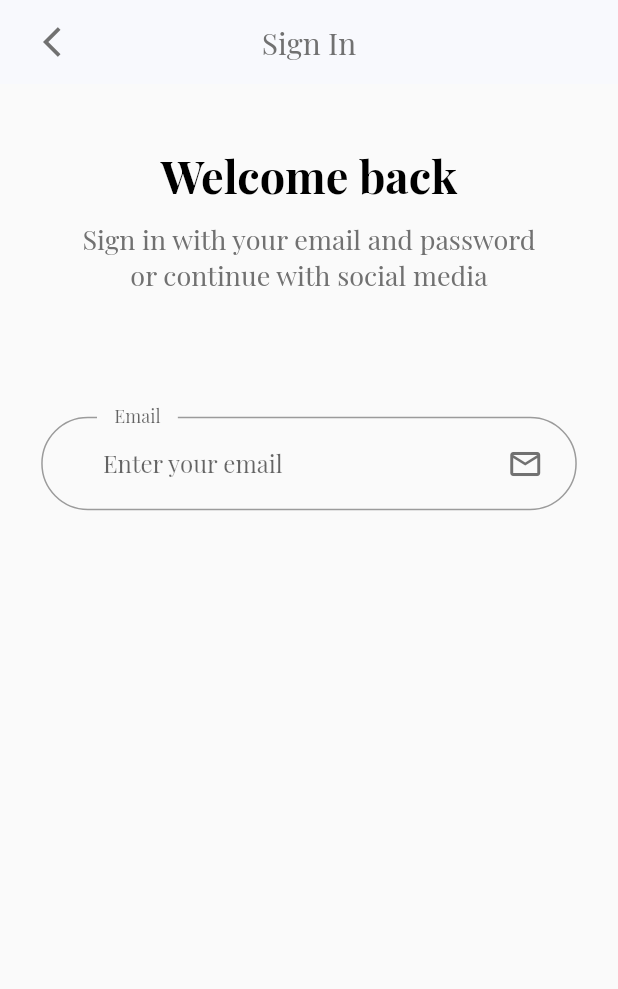
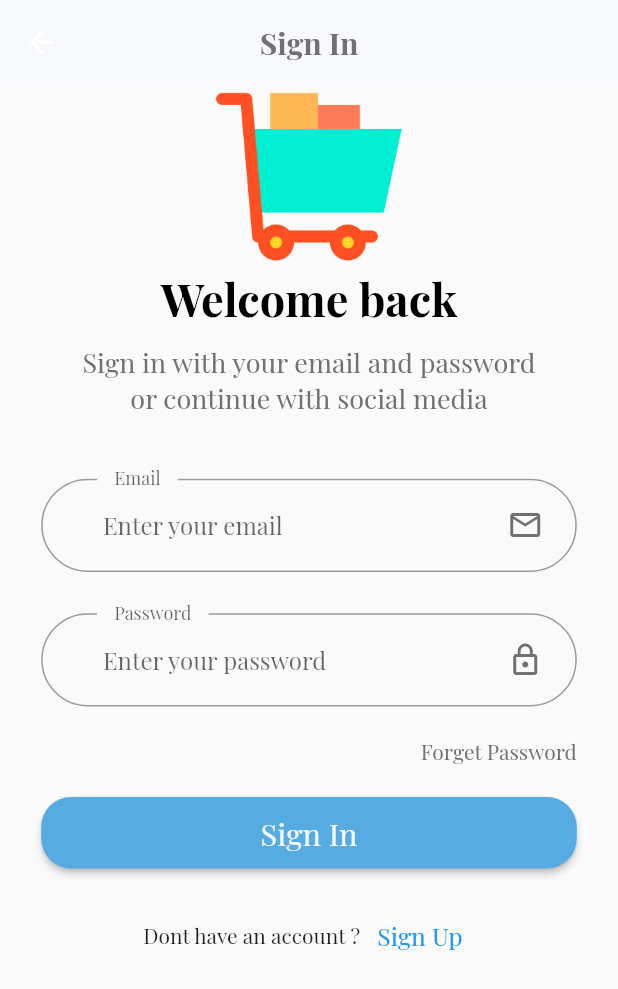
Before and after one commit to BrahimTuijine/e_comm_delevery_app, a Flutter app: the LoginPage screen opened by its route, on a phone screen of 412 x 824 dp. Shown: the top 989 px of the screen. Run offline on Flutter 3.47's test engine with Material 2 defaults, Android fonts, the phone set to English and light mode, and no system bars; our stand-ins replace get, shared_preferences; accounts and stored records are empty; project files that could hold a hidden picture were left out.

Commit message:
login page ui done

```diff
--- a/lib/controller/onboarding_controller.dart
+++ b/lib/controller/onboarding_controller.dart
@@ -19,6 +19,7 @@ class OnboardingControllerImp extends OnboardingController {
     }
   }
 
+
   @override
   onPageChange(int index) {
     currentIndex.value = index;
--- a/lib/core/constants/image_assets.dart
+++ b/lib/core/constants/image_assets.dart
@@ -1,7 +1,8 @@
 class AppImagesAssets {
   static const rootImage = 'assets/images';
-  static const String onbordingImageOne = '$rootImage/onboardingone.PNG';
-  static const String onbordingImageTwo = '$rootImage/onboardingtwo.PNG';
+  static const String onbordingImageOne   = '$rootImage/onboardingone.PNG';
+  static const String onbordingImageTwo   = '$rootImage/onboardingtwo.PNG';
   static const String onbordingImageThree = '$rootImage/onboardingthree.PNG';
-  static const String onbordingImageFour = '$rootImage/onboardingfour.PNG';
+  static const String onbordingImageFour  = '$rootImage/onboardingfour.PNG';
+  static const String logo                = '$rootImage/logo.png';
 }
--- a/lib/core/localization/change_local.dart
+++ b/lib/core/localization/change_local.dart
@@ -1,6 +1,4 @@
-import 'package:e_comm_app_delevery/core/constants/routes_name.dart';
 import 'package:e_comm_app_delevery/core/services/services.dart';
-import 'package:e_comm_app_delevery/view/screens/onbording_view.dart';
 import 'package:flutter/cupertino.dart';
 import 'package:get/get.dart';
 
--- a/lib/view/screens/language.dart
+++ b/lib/view/screens/language.dart
@@ -1,4 +1,3 @@
-import 'package:e_comm_app_delevery/core/constants/routes_name.dart';
 import 'package:e_comm_app_delevery/core/localization/change_local.dart';
 import 'package:flutter/material.dart';
 import 'package:get/get.dart';
--- a/lib/view/screens/login_page.dart
+++ b/lib/view/screens/login_page.dart
@@ -1,28 +1,37 @@
+import 'package:e_comm_app_delevery/controller/onboarding_controller.dart';
 import 'package:e_comm_app_delevery/core/constants/app_colors.dart';
+import 'package:e_comm_app_delevery/view/widgets/auth/custum_body_auth.dart';
+import 'package:e_comm_app_delevery/view/widgets/auth/custum_textform.dart';
+import 'package:e_comm_app_delevery/view/widgets/auth/custum_title.dart';
+import 'package:e_comm_app_delevery/view/widgets/auth/logo_auth.dart';
 import 'package:flutter/material.dart';
 import 'package:get/get.dart';
 
-class LoginPage extends StatelessWidget {
+class LoginPage extends StatefulWidget {
   const LoginPage({Key? key}) : super(key: key);
+
+  @override
+  State<LoginPage> createState() => _LoginPageState();
+}
+
+class _LoginPageState extends State<LoginPage> {
+  @override
+  void initState() {
+    Get.delete<OnboardingControllerImp>();
+    super.initState();
+  }
 
   @override
   Widget build(BuildContext context) {
     return Scaffold(
       appBar: AppBar(
-        leading: Container(
-          margin: EdgeInsets.only(left: Get.width * .1 / 2),
-          child: IconButton(
-            color: AppColors.grey,
-            onPressed: () {},
-            icon: const Icon(Icons.arrow_back_ios),
-          ),
-        ),
         backgroundColor: AppColors.backgroundcolor,
         elevation: 0,
         centerTitle: true,
         title: const Text(
           'Sign In',
-          style: TextStyle(color: AppColors.grey, fontSize: 20),
+          style: TextStyle(
+              color: AppColors.grey, fontSize: 20, fontWeight: FontWeight.bold),
         ),
       ),
       body: GestureDetector(
@@ -35,60 +44,93 @@ class LoginPage extends StatelessWidget {
                 alignment: Alignment.center,
                 child: Column(
                   children: <Widget>[
-                    SizedBox(height: Get.height * .1 / 2),
-                    const Text(
-                      'Welcome back',
-                      style: TextStyle(
-                          color: AppColors.black,
-                          fontWeight: FontWeight.bold,
-                          fontSize: 30),
+                    const LogoAuth(),
+                    const CustumTitle(
+                      title: 'Welcome back',
                     ),
-                    Container(
-                      margin: EdgeInsets.only(top: Get.width * .1 / 4),
-                      child: const Text(
-                        'Sign in with your email and password',
-                        style: TextStyle(color: AppColors.grey, fontSize: 18),
+                    const CustumBodyAuth(
+                      text: 'Sign in with your email and password',
                     ),
-                    ),
-                    const Text(
-                      'or continue with social media',
-                      style: TextStyle(color: AppColors.grey, fontSize: 18),
+                    const CustumBodyAuth(
+                      text: 'or continue with social media',
                     ),
                     SizedBox(
-                      height: Get.width * .2,
+                      height: Get.width * .1,
                     ),
                     Form(
                       child: Column(
                         children: <Widget>[
-                        TextFormField(
-                          decoration: InputDecoration(
-                            floatingLabelBehavior: FloatingLabelBehavior.always,
-                            contentPadding: EdgeInsets.symmetric(
-                                vertical: Get.width * .1 / 2,
-                                horizontal: Get.width * .2 / 2),
-                            suffixIcon: Container(
-                              margin:
-                                  EdgeInsets.only(right: Get.width * .1 / 2),
-                              child: const Icon(
+                          CustumTextFormAuth(
+                            hintText: "Enter your email",
+                            icon: const Icon(
                               Icons.email_outlined,
                               color: AppColors.grey,
                             ),
+                            label: const Text('Email'),
+                            onsave: (String? newValue) {},
+                            validator: (String? value) {
+                              return null;
+                            },
                           ),
-                            // labelStyle: ,
-                            label: const Padding(
-                              padding: EdgeInsets.all(10),
-                              child: Text('Email'),
+                          SizedBox(
+                            height: Get.width * .2 / 3,
                           ),
-                            hintText: "Enter your email",
-                            border: OutlineInputBorder(
-                              borderRadius: BorderRadius.all(
-                                Radius.circular(Get.width * .1),
+                          CustumTextFormAuth(
+                            hintText: "Enter your password",
+                            icon: const Icon(
+                              Icons.lock_outline,
+                              color: AppColors.grey,
+                            ),
+                            label: const Text('Password'),
+                            onsave: (String? newValue) {},
+                            validator: (String? value) {
+                              return null;
+                            },
+                          ),
+                        ],
+                      ),
+                    ),
+                    Padding(
+                      padding:
+                          EdgeInsets.symmetric(vertical: Get.width * .1 / 2),
+                      child: Container(
+                          alignment: Alignment.topRight,
+                          child: const Text(
+                            'Forget Password',
+                            style: TextStyle(
+                              color: AppColors.grey,
+                            ),
+                          )),
+                    ),
+                    MaterialButton(
+                      shape: RoundedRectangleBorder(
+                          borderRadius: BorderRadius.circular(20)),
+                      textColor: AppColors.backgroundcolor,
+                      minWidth: double.infinity,
+                      color: AppColors.primaryColor,
+                      onPressed: () {},
+                      child: Padding(
+                        padding: EdgeInsets.all(Get.width * .1 / 4),
+                        child: Text(
+                          'Sign In',
+                          style: TextStyle(fontSize: Get.width * .1 / 2),
                         ),
                       ),
                     ),
+                    SizedBox(height: Get.width * .1 / 2),
+                    Row(
+                      mainAxisAlignment: MainAxisAlignment.center,
+                      children: <Widget>[
+                        const Text('Dont have an account ? '),
+                        TextButton(
+                          onPressed: () {},
+                          child: Text(
+                            "Sign Up",
+                            style: TextStyle(fontSize: Get.width * .2 / 5),
+                          ),
                         ),
                       ],
-                    ))
+                    )
                   ],
                 ),
               ),
--- a/lib/view/screens/onbording_view.dart
+++ b/lib/view/screens/onbording_view.dart
@@ -10,7 +10,9 @@ class OnbordingView extends GetView<OnboardingControllerImp> {
   const OnbordingView({Key? key}) : super(key: key);
   @override
   Widget build(BuildContext context) {
-    Get.put(OnboardingControllerImp());
+    // Get.put(OnboardingControllerImp());
+    Get.lazyPut<OnboardingControllerImp>(() => OnboardingControllerImp(),
+        fenix: true);
     return Scaffold(
         body: Column(
       children: <Widget>[
--- /dev/null
+++ b/lib/view/widgets/auth/custum_body_auth.dart
@@ -0,0 +1,19 @@
+import 'package:e_comm_app_delevery/core/constants/app_colors.dart';
+import 'package:flutter/material.dart';
+import 'package:get/get.dart';
+
+class CustumBodyAuth extends StatelessWidget {
+  final String text;
+
+  const CustumBodyAuth({
+    Key? key, required this.text,
+  }) : super(key: key);
+
+  @override
+  Widget build(BuildContext context) {
+    return Text(
+      text,
+      style: const TextStyle(color: AppColors.grey, fontSize: 18),
+    );
+  }
+}
--- /dev/null
+++ b/lib/view/widgets/auth/custum_textform.dart
@@ -0,0 +1,47 @@
+import 'package:get/get.dart';
+import 'package:e_comm_app_delevery/core/constants/app_colors.dart';
+import 'package:flutter/material.dart';
+
+class CustumTextFormAuth extends StatelessWidget {
+  final Widget label;
+  final String hintText;
+  final FormFieldSetter<String>? onsave;
+  final FormFieldValidator<String>? validator;
+  final Icon icon;
+
+  const CustumTextFormAuth({
+    Key? key,
+    required this.label,
+    required this.hintText,
+    required this.onsave,
+    required this.validator,
+    required this.icon,
+  }) : super(key: key);
+
+  @override
+  Widget build(BuildContext context) {
+    return TextFormField(
+      onSaved: onsave,
+      validator: validator,
+      decoration: InputDecoration(
+        floatingLabelBehavior: FloatingLabelBehavior.always,
+        contentPadding: EdgeInsets.symmetric(
+            vertical: Get.width * .1 / 2, horizontal: Get.width * .2 / 2),
+        suffixIcon: Container(
+          margin: EdgeInsets.only(right: Get.width * .1 / 2),
+          child: icon,
+        ),
+        label: Padding(
+          padding: const EdgeInsets.all(10),
+          child: label,
+        ),
+        hintText: hintText,
+        border: OutlineInputBorder(
+          borderRadius: BorderRadius.all(
+            Radius.circular(Get.width * .1),
+          ),
+        ),
+      ),
+    );
+  }
+}
--- /dev/null
+++ b/lib/view/widgets/auth/custum_title.dart
@@ -0,0 +1,23 @@
+import 'package:e_comm_app_delevery/core/constants/app_colors.dart';
+import 'package:flutter/material.dart';
+import 'package:get/get.dart';
+
+class CustumTitle extends StatelessWidget {
+  final String title;
+  const CustumTitle({
+    Key? key,
+    required this.title,
+  }) : super(key: key);
+
+  @override
+  Widget build(BuildContext context) {
+    return Container(
+      margin: EdgeInsets.only(bottom: Get.width * .1 / 4),
+      child: Text(
+        title,
+        style: const TextStyle(
+            color: AppColors.black, fontWeight: FontWeight.bold, fontSize: 30),
+      ),
+    );
+  }
+}
--- /dev/null
+++ b/lib/view/widgets/auth/logo_auth.dart
@@ -0,0 +1,15 @@
+import 'package:e_comm_app_delevery/core/constants/image_assets.dart';
+import 'package:flutter/material.dart';
+import 'package:get/get.dart';
+
+class LogoAuth extends StatelessWidget {
+  const LogoAuth({Key? key}) : super(key: key);
+
+  @override
+  Widget build(BuildContext context) {
+    return Image.asset(
+      AppImagesAssets.logo,
+      height: Get.width * .3,
+    );
+  }
+}
```
Also changed, not shown: assets/images/logo.png (added). Lines whose indentation alone changed are shown as unchanged.
